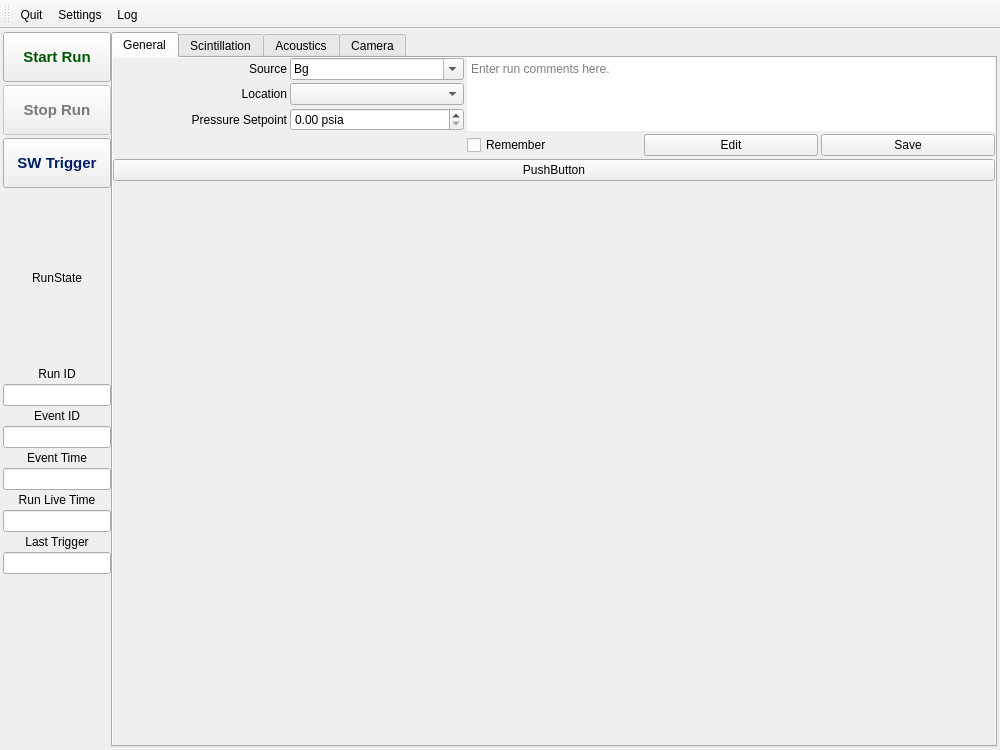
First picture: the form in ui/mainwindow.ui, repository SBC-Collaboration/SBC-RunControl, before the edit.
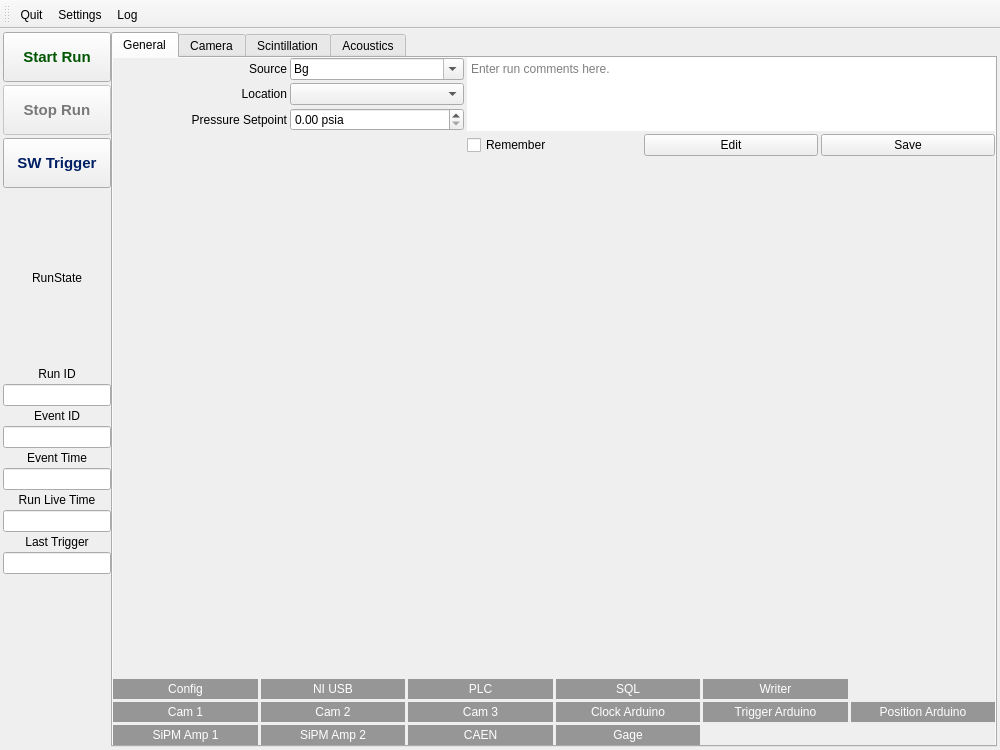
Second picture: the form after the edit. The open tabs and pages were chosen to show the change. Icons and pictures are not drawn. Custom widgets are drawn as their Qt base class.

Commit message: Add status lights for all modules in general tab

Patch:
```diff
--- a/ui/mainwindow.ui
+++ b/ui/mainwindow.ui
@@ -448,7 +448,7 @@
          <enum>QTabWidget::Rounded</enum>
         </property>
         <property name="currentIndex">
-         <number>2</number>
+         <number>0</number>
         </property>
         <property name="documentMode">
          <bool>false</bool>
@@ -684,32 +684,6 @@
                 </property>
                </layout>
               </item>
-              <item>
-               <layout class="QHBoxLayout" name="horizontalLayout_6">
-                <property name="spacing">
-                 <number>3</number>
-                </property>
-                <property name="leftMargin">
-                 <number>0</number>
-                </property>
-                <property name="topMargin">
-                 <number>0</number>
-                </property>
-                <property name="rightMargin">
-                 <number>0</number>
-                </property>
-                <property name="bottomMargin">
-                 <number>0</number>
-                </property>
-                <item>
-                 <widget class="QPushButton" name="pushButton">
-                  <property name="text">
-                   <string>PushButton</string>
-                  </property>
-                 </widget>
-                </item>
-               </layout>
-              </item>
               <item>
                <spacer name="verticalSpacer_3">
                 <property name="orientation">
@@ -723,22 +697,331 @@
                 </property>
                </spacer>
               </item>
+              <item>
+               <layout class="QGridLayout" name="gridLayout_3">
+                <property name="leftMargin">
+                 <number>0</number>
+                </property>
+                <property name="topMargin">
+                 <number>0</number>
+                </property>
+                <property name="rightMargin">
+                 <number>0</number>
+                </property>
+                <property name="bottomMargin">
+                 <number>0</number>
+                </property>
+                <property name="spacing">
+                 <number>3</number>
+                </property>
+                <item row="2" column="1">
+                 <widget class="StatusLight" name="gen_status_amp2">
+                  <property name="minimumSize">
+                   <size>
+                    <width>0</width>
+                    <height>20</height>
+                   </size>
+                  </property>
+                  <property name="styleSheet">
+                   <string notr="true">color: #ffffff;
+background-color: #969696;</string>
+                  </property>
+                  <property name="text">
+                   <string>SiPM Amp 2</string>
+                  </property>
+                  <property name="alignment">
+                   <set>Qt::AlignCenter</set>
+                  </property>
+                 </widget>
+                </item>
+                <item row="1" column="1">
+                 <widget class="StatusLight" name="gen_status_cam2">
+                  <property name="minimumSize">
+                   <size>
+                    <width>0</width>
+                    <height>20</height>
+                   </size>
+                  </property>
+                  <property name="styleSheet">
+                   <string notr="true">color: #ffffff;
+background-color: #969696;</string>
+                  </property>
+                  <property name="text">
+                   <string>Cam 2</string>
+                  </property>
+                  <property name="alignment">
+                   <set>Qt::AlignCenter</set>
+                  </property>
+                 </widget>
+                </item>
+                <item row="2" column="0">
+                 <widget class="StatusLight" name="gen_status_amp1">
+                  <property name="minimumSize">
+                   <size>
+                    <width>0</width>
+                    <height>20</height>
+                   </size>
+                  </property>
+                  <property name="styleSheet">
+                   <string notr="true">color: #ffffff;
+background-color: #969696;</string>
+                  </property>
+                  <property name="text">
+                   <string>SiPM Amp 1</string>
+                  </property>
+                  <property name="alignment">
+                   <set>Qt::AlignCenter</set>
+                  </property>
+                 </widget>
+                </item>
+                <item row="2" column="2">
+                 <widget class="StatusLight" name="gen_status_caen">
+                  <property name="minimumSize">
+                   <size>
+                    <width>0</width>
+                    <height>20</height>
+                   </size>
+                  </property>
+                  <property name="styleSheet">
+                   <string notr="true">color: #ffffff;
+background-color: #969696;</string>
+                  </property>
+                  <property name="text">
+                   <string>CAEN</string>
+                  </property>
+                  <property name="alignment">
+                   <set>Qt::AlignCenter</set>
+                  </property>
+                 </widget>
+                </item>
+                <item row="1" column="0">
+                 <widget class="StatusLight" name="gen_status_cam1">
+                  <property name="minimumSize">
+                   <size>
+                    <width>0</width>
+                    <height>20</height>
+                   </size>
+                  </property>
+                  <property name="styleSheet">
+                   <string notr="true">color: #ffffff;
+background-color: #969696;</string>
+                  </property>
+                  <property name="text">
+                   <string>Cam 1</string>
+                  </property>
+                  <property name="alignment">
+                   <set>Qt::AlignCenter</set>
+                  </property>
+                 </widget>
+                </item>
+                <item row="1" column="4">
+                 <widget class="StatusLight" name="gen_status_trigger">
+                  <property name="minimumSize">
+                   <size>
+                    <width>0</width>
+                    <height>20</height>
+                   </size>
+                  </property>
+                  <property name="styleSheet">
+                   <string notr="true">color: #ffffff;
+background-color: #969696;</string>
+                  </property>
+                  <property name="text">
+                   <string>Trigger Arduino</string>
+                  </property>
+                  <property name="alignment">
+                   <set>Qt::AlignCenter</set>
+                  </property>
+                 </widget>
+                </item>
+                <item row="1" column="3">
+                 <widget class="StatusLight" name="gen_status_clock">
+                  <property name="minimumSize">
+                   <size>
+                    <width>0</width>
+                    <height>20</height>
+                   </size>
+                  </property>
+                  <property name="styleSheet">
+                   <string notr="true">color: #ffffff;
+background-color: #969696;</string>
+                  </property>
+                  <property name="text">
+                   <string>Clock Arduino</string>
+                  </property>
+                  <property name="alignment">
+                   <set>Qt::AlignCenter</set>
+                  </property>
+                 </widget>
+                </item>
+                <item row="1" column="5">
+                 <widget class="StatusLight" name="gen_status_position">
+                  <property name="minimumSize">
+                   <size>
+                    <width>0</width>
+                    <height>20</height>
+                   </size>
+                  </property>
+                  <property name="styleSheet">
+                   <string notr="true">color: #ffffff;
+background-color: #969696;</string>
+                  </property>
+                  <property name="text">
+                   <string>Position Arduino</string>
+                  </property>
+                  <property name="alignment">
+                   <set>Qt::AlignCenter</set>
+                  </property>
+                 </widget>
+                </item>
+                <item row="0" column="0">
+                 <widget class="StatusLight" name="gen_status_config">
+                  <property name="minimumSize">
+                   <size>
+                    <width>0</width>
+                    <height>20</height>
+                   </size>
+                  </property>
+                  <property name="styleSheet">
+                   <string notr="true">color: #ffffff;
+background-color: #969696;</string>
+                  </property>
+                  <property name="text">
+                   <string>Config</string>
+                  </property>
+                  <property name="alignment">
+                   <set>Qt::AlignCenter</set>
+                  </property>
+                 </widget>
+                </item>
+                <item row="1" column="2">
+                 <widget class="StatusLight" name="gen_status_cam3">
+                  <property name="minimumSize">
+                   <size>
+                    <width>0</width>
+                    <height>20</height>
+                   </size>
+                  </property>
+                  <property name="styleSheet">
+                   <string notr="true">color: #ffffff;
+background-color: #969696;</string>
+                  </property>
+                  <property name="text">
+                   <string>Cam 3</string>
+                  </property>
+                  <property name="alignment">
+                   <set>Qt::AlignCenter</set>
+                  </property>
+                 </widget>
+                </item>
+                <item row="2" column="3">
+                 <widget class="StatusLight" name="gen_status_gage">
+                  <property name="minimumSize">
+                   <size>
+                    <width>0</width>
+                    <height>20</height>
+                   </size>
+                  </property>
+                  <property name="styleSheet">
+                   <string notr="true">color: #ffffff;
+background-color: #969696;</string>
+                  </property>
+                  <property name="text">
+                   <string>Gage</string>
+                  </property>
+                  <property name="alignment">
+                   <set>Qt::AlignCenter</set>
+                  </property>
+                 </widget>
+                </item>
+                <item row="0" column="1">
+                 <widget class="StatusLight" name="gen_status_niusb">
+                  <property name="minimumSize">
+                   <size>
+                    <width>0</width>
+                    <height>20</height>
+                   </size>
+                  </property>
+                  <property name="styleSheet">
+                   <string notr="true">color: #ffffff;
+background-color: #969696;</string>
+                  </property>
+                  <property name="text">
+                   <string>NI USB</string>
+                  </property>
+                  <property name="alignment">
+                   <set>Qt::AlignCenter</set>
+                  </property>
+                 </widget>
+                </item>
+                <item row="0" column="2">
+                 <widget class="StatusLight" name="gen_status_plc">
+                  <property name="minimumSize">
+                   <size>
+                    <width>0</width>
+                    <height>20</height>
+                   </size>
+                  </property>
+                  <property name="styleSheet">
+                   <string notr="true">color: #ffffff;
+background-color: #969696;</string>
+                  </property>
+                  <property name="text">
+                   <string>PLC</string>
+                  </property>
+                  <property name="alignment">
+                   <set>Qt::AlignCenter</set>
+                  </property>
+                 </widget>
+                </item>
+                <item row="0" column="4">
+                 <widget class="StatusLight" name="gen_status_writer">
+                  <property name="minimumSize">
+                   <size>
+                    <width>0</width>
+                    <height>20</height>
+                   </size>
+                  </property>
+                  <property name="styleSheet">
+                   <string notr="true">color: #ffffff;
+background-color: #969696;</string>
+                  </property>
+                  <property name="text">
+                   <string>Writer</string>
+                  </property>
+                  <property name="alignment">
+                   <set>Qt::AlignCenter</set>
+                  </property>
+                 </widget>
+                </item>
+                <item row="0" column="3">
+                 <widget class="StatusLight" name="gen_status_sql">
+                  <property name="minimumSize">
+                   <size>
+                    <width>0</width>
+                    <height>20</height>
+                   </size>
+                  </property>
+                  <property name="styleSheet">
+                   <string notr="true">color: #ffffff;
+background-color: #969696;</string>
+                  </property>
+                  <property name="text">
+                   <string>SQL</string>
+                  </property>
+                  <property name="alignment">
+                   <set>Qt::AlignCenter</set>
+                  </property>
+                 </widget>
+                </item>
+               </layout>
+              </item>
              </layout>
             </widget>
            </widget>
           </item>
          </layout>
         </widget>
-        <widget class="QWidget" name="scint_tab">
-         <attribute name="title">
-          <string>Scintillation</string>
-         </attribute>
-        </widget>
-        <widget class="QWidget" name="acoustics_tab">
-         <attribute name="title">
-          <string>Acoustics</string>
-         </attribute>
-        </widget>
         <widget class="QWidget" name="camera_tab">
          <attribute name="title">
           <string>Camera</string>
@@ -833,7 +1116,7 @@
                  </widget>
                 </item>
                 <item>
-                 <widget class="QLabel" name="cam1_status_light">
+                 <widget class="StatusLight" name="cam1_status_light">
                   <property name="styleSheet">
                    <string notr="true">color: rgb(255, 255, 255);
 background-color: rgb(150, 150, 150);</string>
@@ -847,7 +1130,7 @@
                  </widget>
                 </item>
                 <item>
-                 <widget class="QLabel" name="cam2_status_light">
+                 <widget class="StatusLight" name="cam2_status_light">
                   <property name="styleSheet">
                    <string notr="true">color: rgb(255, 255, 255);
 background-color: rgb(150, 150, 150);</string>
@@ -861,7 +1144,7 @@
                  </widget>
                 </item>
                 <item>
-                 <widget class="QLabel" name="cam3_status_light">
+                 <widget class="StatusLight" name="cam3_status_light">
                   <property name="styleSheet">
                    <string notr="true">color: rgb(255, 255, 255);
 background-color: rgb(150, 150, 150);</string>
@@ -1006,6 +1289,9 @@
                     <height>0</height>
                    </size>
                   </property>
+                  <property name="singleStep">
+                   <number>1</number>
+                  </property>
                  </widget>
                 </item>
                 <item>
@@ -1063,6 +1349,16 @@
           </item>
          </layout>
         </widget>
+        <widget class="QWidget" name="scint_tab">
+         <attribute name="title">
+          <string>Scintillation</string>
+         </attribute>
+        </widget>
+        <widget class="QWidget" name="acoustics_tab">
+         <attribute name="title">
+          <string>Acoustics</string>
+         </attribute>
+        </widget>
        </widget>
       </item>
      </layout>
@@ -1132,6 +1428,13 @@
    </property>
   </action>
  </widget>
+ <customwidgets>
+  <customwidget>
+   <class>StatusLight</class>
+   <extends>QLabel</extends>
+   <header>ui.custom_widgets</header>
+  </customwidget>
+ </customwidgets>
  <resources>
   <include location="../resources/resources.qrc"/>
  </resources>
```
The commit also changes 2 other files.
